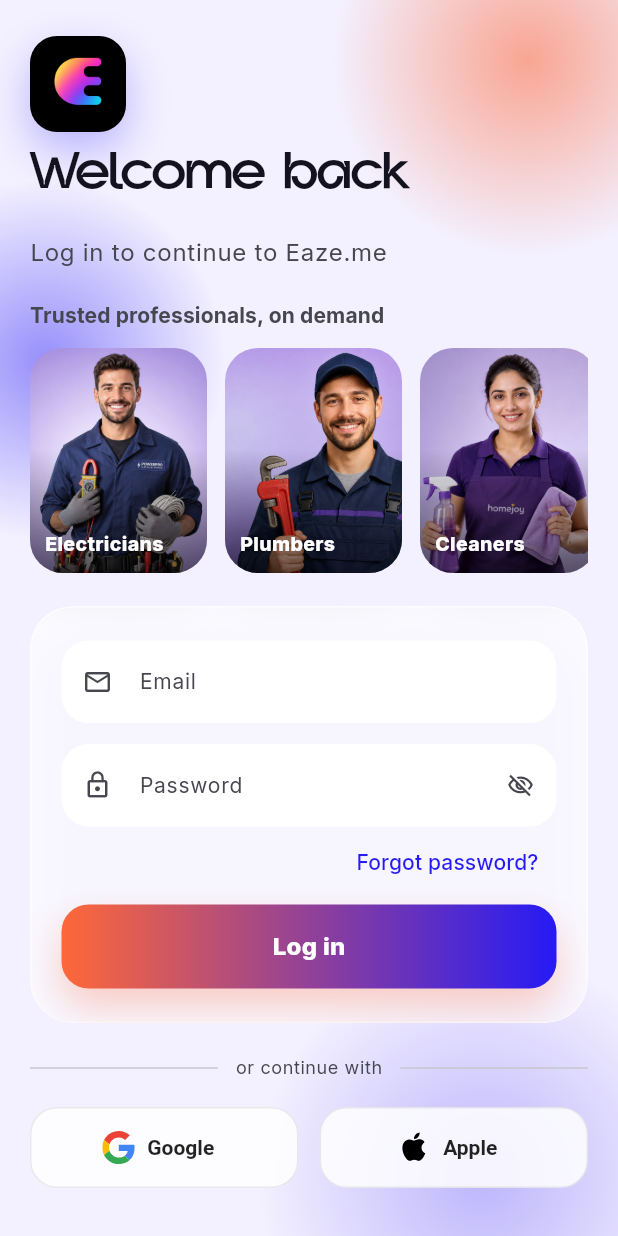
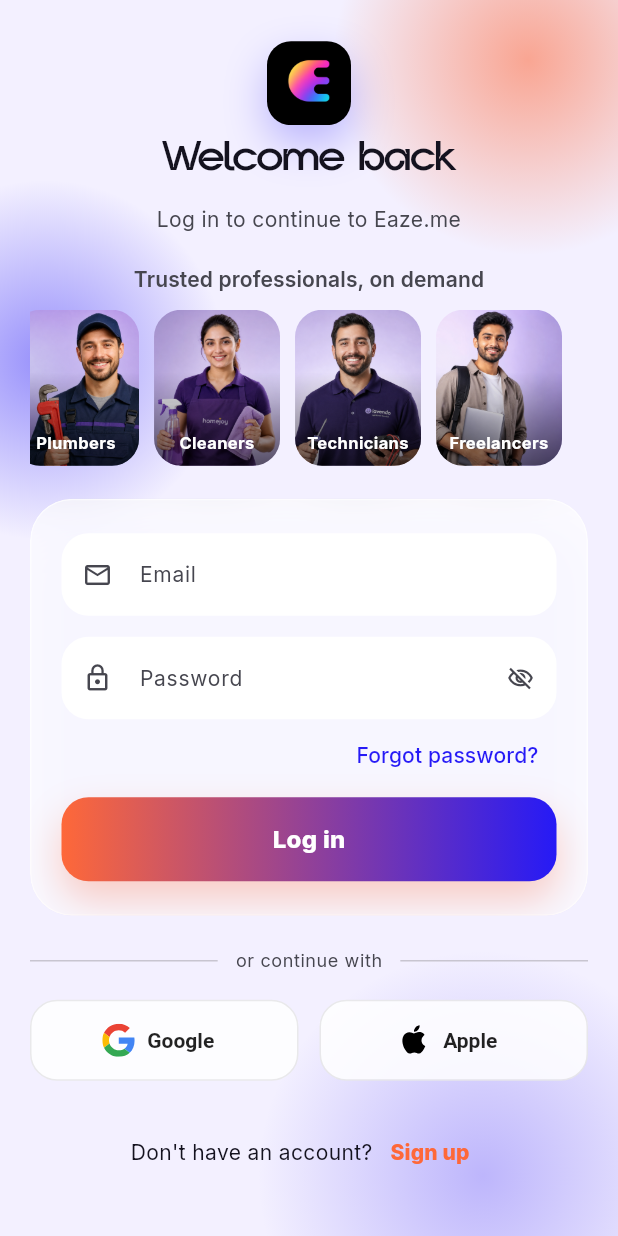
Before and after one commit to realcaps04/Eaze.me, a Flutter app: the screen it shows after launch, on a phone screen of 412 x 824 dp. Run offline on Flutter 3.47's test engine with Material 3 defaults, Android fonts, the phone set to English and light mode, and no system bars; our stand-ins replace flutter_riverpod, flutter_svg, go_router, google_fonts, supabase_flutter; accounts and stored records are empty.

Commit message:
pushing logo'

```diff
--- a/lib/screens/auth/login_screen.dart
+++ b/lib/screens/auth/login_screen.dart
@@ -1,3 +1,4 @@
+import 'dart:async';
 import 'dart:ui';
 
 import 'package:flutter/material.dart';
@@ -234,13 +235,13 @@
     final theme = Theme.of(context);
 
     return Column(
-      crossAxisAlignment: CrossAxisAlignment.start,
+      crossAxisAlignment: CrossAxisAlignment.center,
       children: [
         Container(
-          width: 64,
-          height: 64,
+          width: 56,
+          height: 56,
           decoration: BoxDecoration(
-            borderRadius: BorderRadius.circular(18),
+            borderRadius: BorderRadius.circular(16),
             boxShadow: [
               BoxShadow(
                 color: AppColors.indigo.withValues(alpha: 0.28),
@@ -250,27 +251,29 @@
             ],
           ),
           child: ClipRRect(
-            borderRadius: BorderRadius.circular(18),
+            borderRadius: BorderRadius.circular(16),
             child: Image.asset(
               'assets/images/eazeme_logo.png',
               fit: BoxFit.cover,
             ),
           ),
         ),
-        const SizedBox(height: 22),
+        const SizedBox(height: 18),
         Text(
           'Welcome back',
-          style: theme.textTheme.displaySmall?.copyWith(
+          textAlign: TextAlign.center,
+          style: theme.textTheme.headlineMedium?.copyWith(
             fontFamily: AppTheme.displayFont,
             fontWeight: FontWeight.w400,
             letterSpacing: -0.5,
             height: 1.05,
           ),
         ),
-        const SizedBox(height: 8),
+        const SizedBox(height: 6),
         Text(
           'Log in to continue to Eaze.me',
-          style: theme.textTheme.bodyLarge?.copyWith(
+          textAlign: TextAlign.center,
+          style: theme.textTheme.bodyMedium?.copyWith(
             color: theme.colorScheme.onSurfaceVariant,
           ),
         ),
@@ -411,7 +414,7 @@
   }
 }
 
-class _WorkerShowcase extends StatelessWidget {
+class _WorkerShowcase extends StatefulWidget {
   const _WorkerShowcase();
 
   static const _items = <_WorkerItem>[
@@ -423,27 +426,73 @@
   ];
 
   @override
+  State<_WorkerShowcase> createState() => _WorkerShowcaseState();
+}
+
+class _WorkerShowcaseState extends State<_WorkerShowcase> {
+  static const _cardWidth = 84.0;
+  static const _gap = 10.0;
+  static const _step = _cardWidth + _gap;
+
+  late final ScrollController _scrollController;
+  Timer? _autoScrollTimer;
+  int _index = 0;
+
+  @override
+  void initState() {
+    super.initState();
+    _scrollController = ScrollController();
+    _autoScrollTimer = Timer.periodic(
+      const Duration(seconds: 3),
+      (_) => _advance(),
+    );
+  }
+
+  void _advance() {
+    if (!_scrollController.hasClients || !mounted) return;
+
+    _index = (_index + 1) % _WorkerShowcase._items.length;
+    final target = _index * _step;
+
+    _scrollController.animateTo(
+      target,
+      duration: const Duration(milliseconds: 650),
+      curve: Curves.easeInOutCubic,
+    );
+  }
+
+  @override
+  void dispose() {
+    _autoScrollTimer?.cancel();
+    _scrollController.dispose();
+    super.dispose();
+  }
+
+  @override
   Widget build(BuildContext context) {
     final theme = Theme.of(context);
     return Column(
-      crossAxisAlignment: CrossAxisAlignment.start,
+      crossAxisAlignment: CrossAxisAlignment.center,
       children: [
         Text(
           'Trusted professionals, on demand',
-          style: theme.textTheme.titleSmall?.copyWith(
-            fontWeight: FontWeight.w700,
+          textAlign: TextAlign.center,
+          style: theme.textTheme.labelLarge?.copyWith(
+            fontWeight: FontWeight.w600,
             color: theme.colorScheme.onSurfaceVariant,
           ),
         ),
-        const SizedBox(height: 12),
+        const SizedBox(height: 10),
         SizedBox(
-          height: 150,
+          height: 104,
           child: ListView.separated(
+            controller: _scrollController,
             scrollDirection: Axis.horizontal,
             physics: const BouncingScrollPhysics(),
-            itemCount: _items.length,
-            separatorBuilder: (_, __) => const SizedBox(width: 12),
-            itemBuilder: (context, i) => _WorkerCard(item: _items[i]),
+            itemCount: _WorkerShowcase._items.length,
+            separatorBuilder: (_, __) => const SizedBox(width: _gap),
+            itemBuilder: (context, i) =>
+                _WorkerCard(item: _WorkerShowcase._items[i]),
           ),
         ),
       ],
@@ -465,9 +514,9 @@
   @override
   Widget build(BuildContext context) {
     return SizedBox(
-      width: 118,
+      width: 84,
       child: ClipRRect(
-        borderRadius: BorderRadius.circular(22),
+        borderRadius: BorderRadius.circular(18),
         child: Stack(
           fit: StackFit.expand,
           children: [
@@ -482,21 +531,25 @@
                       Colors.transparent,
                       Colors.black.withValues(alpha: 0.55),
                     ],
-                    stops: const [0.45, 1.0],
+                    stops: const [0.4, 1.0],
                   ),
                 ),
               ),
             ),
             Positioned(
-              left: 10,
-              right: 10,
-              bottom: 10,
+              left: 8,
+              right: 8,
+              bottom: 8,
               child: Text(
                 item.label,
+                textAlign: TextAlign.center,
+                maxLines: 2,
+                overflow: TextOverflow.ellipsis,
                 style: const TextStyle(
                   color: Colors.white,
-                  fontWeight: FontWeight.w800,
-                  fontSize: 13,
+                  fontWeight: FontWeight.w700,
+                  fontSize: 11,
+                  height: 1.15,
                 ),
               ),
             ),
```
Also changed, not shown: vercel.json (added), 3 other files.
